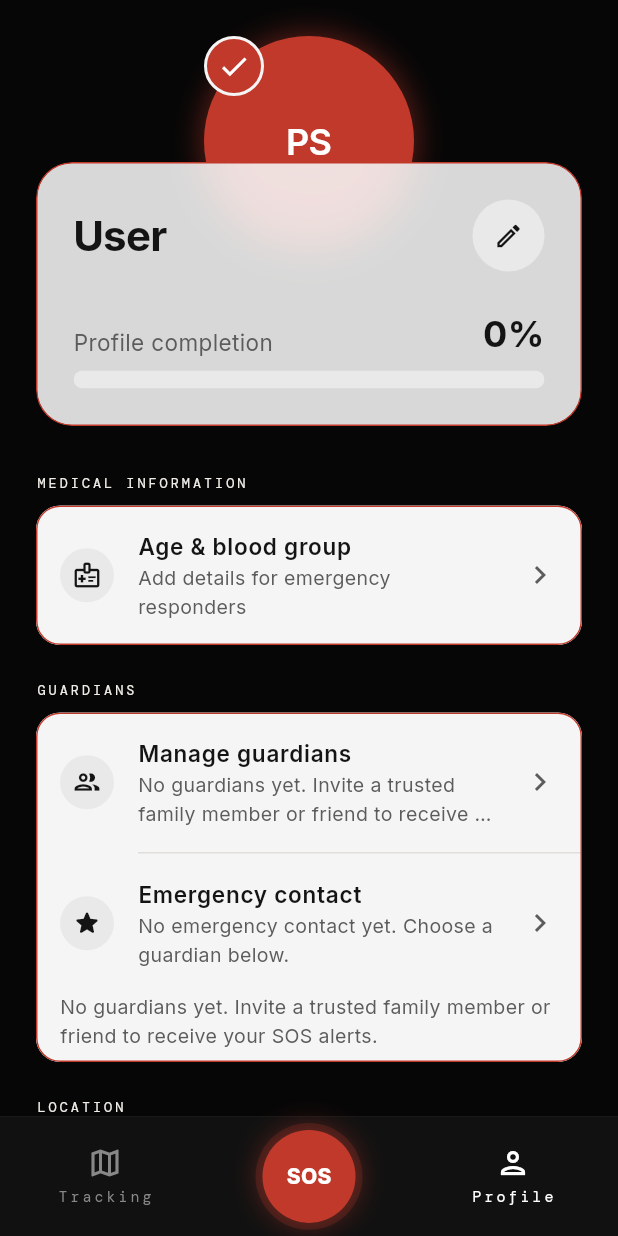
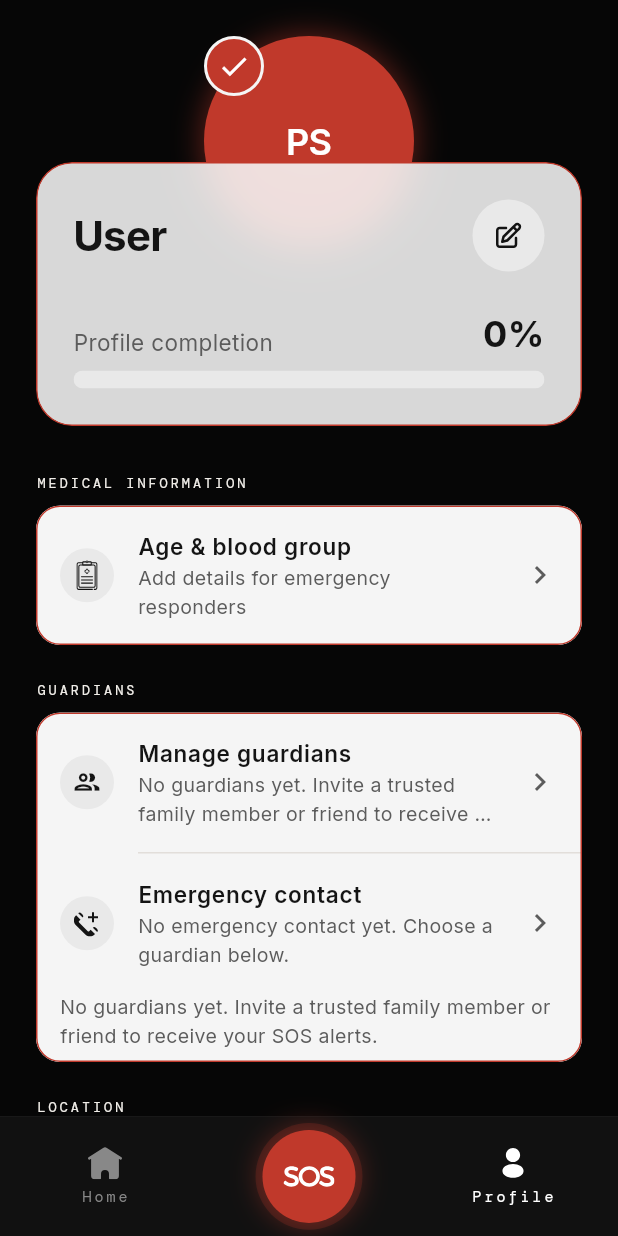
Before and after one commit to ujwalbholan/surakshya-frontend, a Flutter app: the DashboardShell screen opened by its route, item 3 of the bottom bar chosen, on a phone screen of 412 x 824 dp. Run offline on Flutter 3.47's test engine with Material 3 defaults, Android fonts, the phone set to English and light mode, and no system bars; our stand-ins replace battery_plus, flutter_blue_plus, flutter_local_notifications, flutter_map, flutter_riverpod, flutter_secure_storage and 11 more; missing offline and left inert: surakshya; accounts and stored records are empty; network calls fail; statements that could not run were skipped.

Commit message:
feat(app): custom SVG icon set — Home/Profile/SOS nav glyphs and Profile row icons via flutter_svg

```diff
--- a/surakshya-app/lib/features/dashboard/profile/widgets/profile_hero_card.dart
+++ b/surakshya-app/lib/features/dashboard/profile/widgets/profile_hero_card.dart
@@ -4,6 +4,7 @@ import 'dart:io';
 import 'dart:ui' show ImageFilter;
 
 import 'package:flutter/material.dart';
+import 'package:suraksha/widgets/app_svg_icon.dart';
 import 'package:suraksha/features/dashboard/profile/widgets/profile_section_card.dart';
 import 'package:suraksha/models/user_model.dart';
 import 'package:suraksha/theme/suraksha_colors.dart';
@@ -297,11 +298,13 @@ class _EditButton extends StatelessWidget {
           child: const SizedBox(
             width: kProfileEditButtonSize,
             height: kProfileEditButtonSize,
-            child: Icon(
-              Icons.edit_outlined,
-              size: kProfileRowIconSize,
-              color: surakshaOnLight,
-              semanticLabel: 'Edit profile',
+            child: Center(
+              child: AppSvgIcon(
+                AppIcons.edit,
+                size: kProfileRowIconSize,
+                color: surakshaOnLight,
+                semanticLabel: 'Edit profile',
+              ),
             ),
           ),
         ),
--- a/surakshya-app/lib/features/dashboard/profile/widgets/profile_section_card.dart
+++ b/surakshya-app/lib/features/dashboard/profile/widgets/profile_section_card.dart
@@ -4,6 +4,7 @@ import 'package:flutter/material.dart';
 import 'package:suraksha/theme/suraksha_colors.dart';
 import 'package:suraksha/theme/suraksha_spacing.dart';
 import 'package:suraksha/theme/suraksha_typography.dart';
+import 'package:suraksha/widgets/app_svg_icon.dart';
 
 /// Corner radius for Profile section cards (D8: match hero / D1 surface).
 const double kProfileSectionCardRadius = S.radiusLg;
@@ -48,7 +49,8 @@ TextStyle get kProfileRowTitleStyle => SurakshaTypography.dashTitle.copyWith(
     );
 
 /// Subtitle / secondary line for Profile settings rows (dark-on-light, D1-rev).
-TextStyle get kProfileRowSubtitleStyle => SurakshaTypography.dashSubtitle.copyWith(
+TextStyle get kProfileRowSubtitleStyle =>
+    SurakshaTypography.dashSubtitle.copyWith(
       color: surakshaOnLightMuted,
     );
 
@@ -123,6 +125,34 @@ class ProfileRowIcon extends StatelessWidget {
       );
 }
 
+/// [ProfileRowIcon] variant for the custom SVG icon set.
+class ProfileRowSvgIcon extends StatelessWidget {
+  const ProfileRowSvgIcon(
+    this.asset, {
+    super.key,
+    this.color = surakshaOnLight,
+  });
+
+  final String asset;
+  final Color color;
+
+  @override
+  Widget build(BuildContext context) => Container(
+        width: kProfileRowIconCircleSize,
+        height: kProfileRowIconCircleSize,
+        alignment: Alignment.center,
+        decoration: const BoxDecoration(
+          shape: BoxShape.circle,
+          color: surakshaLightSurfaceAlt,
+        ),
+        child: AppSvgIcon(
+          asset,
+          size: kProfileRowIconSize,
+          color: color,
+        ),
+      );
+}
+
 /// Inset hairline between rows inside a [ProfileSettingsCard].
 class ProfileRowDivider extends StatelessWidget {
   const ProfileRowDivider({super.key});
--- a/surakshya-app/lib/features/dashboard/tabs/profile_tab.dart
+++ b/surakshya-app/lib/features/dashboard/tabs/profile_tab.dart
@@ -15,6 +15,7 @@ import 'package:suraksha/models/guardian_models.dart';
 import 'package:suraksha/router/app_routes.dart';
 import 'package:suraksha/services/ble_service.dart';
 import 'package:suraksha/widgets/app_bottom_sheet.dart';
+import 'package:suraksha/widgets/app_svg_icon.dart';
 import 'package:suraksha/theme/suraksha_colors.dart';
 import 'package:suraksha/theme/suraksha_spacing.dart';
 import 'package:suraksha/theme/suraksha_typography.dart';
@@ -70,8 +71,7 @@ class _ProfileTabState extends ConsumerState<ProfileTab> {
                     horizontal: kProfileRowPaddingH,
                     vertical: kProfileRowPaddingV,
                   ),
-                  leading:
-                      const ProfileRowIcon(Icons.medical_information_outlined),
+                  leading: const ProfileRowSvgIcon(AppIcons.ageBloodGroup),
                   title: Text(
                     'Age & blood group',
                     style: kProfileRowTitleStyle,
@@ -126,7 +126,8 @@ class _ProfileTabState extends ConsumerState<ProfileTab> {
                         horizontal: kProfileRowPaddingH,
                         vertical: kProfileRowPaddingV,
                       ),
-                      leading: const ProfileRowIcon(Icons.star_rounded),
+                      leading:
+                          const ProfileRowSvgIcon(AppIcons.emergencyContact),
                       title: Text(
                         CopyConstants.emergencyContactTitle,
                         style: kProfileRowTitleStyle,
@@ -251,7 +252,7 @@ class _ProfileTabState extends ConsumerState<ProfileTab> {
                         horizontal: kProfileRowPaddingH,
                         vertical: kProfileRowPaddingV,
                       ),
-                      leading: const ProfileRowIcon(Icons.watch_outlined),
+                      leading: const ProfileRowSvgIcon(AppIcons.bandStatus),
                       title: Text(
                         'Band status',
                         style: kProfileRowTitleStyle,
@@ -409,8 +410,7 @@ class _ProfileTabState extends ConsumerState<ProfileTab> {
             mainAxisSize: MainAxisSize.min,
             crossAxisAlignment: CrossAxisAlignment.start,
             children: [
-              Text('Medical information',
-                  style: SurakshaTypography.dashTitle),
+              Text('Medical information', style: SurakshaTypography.dashTitle),
               const SizedBox(height: S.xs),
               // Dark bottom sheet: keep the light-on-dark subtitle color.
               Text(
@@ -576,7 +576,12 @@ double _profileCompleteness({
   required bool locationSharing,
   required bool bandConnected,
 }) {
-  final signals = [medicalFilled, guardianLinked, locationSharing, bandConnected];
+  final signals = [
+    medicalFilled,
+    guardianLinked,
+    locationSharing,
+    bandConnected
+  ];
   return signals.where((s) => s).length / signals.length;
 }
 
@@ -640,9 +645,11 @@ class _GuardianProfileRow extends StatelessWidget {
                 ),
               IconButton(
                 tooltip: CopyConstants.editPhoneAction,
-                icon:
-                    const Icon(Icons.edit_outlined, size: kProfileRowIconSize),
-                color: kProfileChevronColor,
+                icon: const AppSvgIcon(
+                  AppIcons.edit,
+                  size: kProfileRowIconSize,
+                  color: kProfileChevronColor,
+                ),
                 onPressed: onEdit,
               ),
             ],
--- a/surakshya-app/lib/features/dashboard/tracking/widgets/dashboard_bottom_nav.dart
+++ b/surakshya-app/lib/features/dashboard/tracking/widgets/dashboard_bottom_nav.dart
@@ -6,6 +6,13 @@ import 'package:suraksha/features/dashboard/dashboard_provider.dart';
 import 'package:suraksha/theme/suraksha_colors.dart';
 import 'package:suraksha/theme/suraksha_spacing.dart';
 import 'package:suraksha/theme/suraksha_typography.dart';
+import 'package:suraksha/widgets/app_svg_icon.dart';
+
+/// Nav item glyph size (matches the previous Material icon size).
+const double kNavIconSize = 24;
+
+/// Width of the SOS wordmark glyph inside the crimson circle.
+const double kSosNavGlyphWidth = 34;
 
 class DashboardBottomNav extends StatelessWidget {
   const DashboardBottomNav({
@@ -34,14 +41,15 @@ class DashboardBottomNav extends StatelessWidget {
       height: S.bottomNavHeight,
       decoration: BoxDecoration(
         color: navColor,
-        border: const Border(top: BorderSide(color: dashboardBorder, width: 0.5)),
+        border:
+            const Border(top: BorderSide(color: dashboardBorder, width: 0.5)),
       ),
       child: Row(
         mainAxisAlignment: MainAxisAlignment.spaceAround,
         children: [
           _NavItem(
-            icon: Icons.map_outlined,
-            label: CopyConstants.tracking,
+            asset: AppIcons.home,
+            label: CopyConstants.home,
             active: currentTab == DashboardTab.tracking,
             onTap: () => onTabChanged(DashboardTab.tracking),
           ),
@@ -50,7 +58,7 @@ class DashboardBottomNav extends StatelessWidget {
             onTap: () => onTabChanged(DashboardTab.sos),
           ),
           _NavItem(
-            icon: Icons.person_outlined,
+            asset: AppIcons.profile,
             label: CopyConstants.profile,
             active: currentTab == DashboardTab.profile,
             onTap: () => onTabChanged(DashboardTab.profile),
@@ -63,13 +71,13 @@ class DashboardBottomNav extends StatelessWidget {
 
 class _NavItem extends StatelessWidget {
   const _NavItem({
-    required this.icon,
+    required this.asset,
     required this.label,
     required this.active,
     required this.onTap,
   });
 
-  final IconData icon;
+  final String asset;
   final String label;
   final bool active;
   final VoidCallback onTap;
@@ -83,10 +91,11 @@ class _NavItem extends StatelessWidget {
           child: Column(
             mainAxisAlignment: MainAxisAlignment.center,
             children: [
-              Icon(
-                icon,
+              AppSvgIcon(
+                asset,
                 color: active ? surakshaForeground : surakshaMuted,
-                size: 24,
+                size: kNavIconSize,
+                semanticLabel: label,
               ),
               const SizedBox(height: 4),
               Text(
@@ -179,14 +188,12 @@ class _SosNavButtonState extends State<_SosNavButton>
                       ),
                     ],
                   ),
-                  child: Center(
-                    child: Text(
-                      CopyConstants.sos,
-                      style: SurakshaTypography.dashTitle.copyWith(
-                        color: surakshaForeground,
-                        fontWeight: FontWeight.w800,
-                        fontSize: 14,
-                      ),
+                  child: const Center(
+                    child: AppSvgIcon(
+                      AppIcons.sos,
+                      size: kSosNavGlyphWidth,
+                      color: surakshaForeground,
+                      semanticLabel: CopyConstants.sos,
                     ),
                   ),
                 ),
--- /dev/null
+++ b/surakshya-app/lib/widgets/app_svg_icon.dart
@@ -0,0 +1,43 @@
+library app_svg_icon;
+
+import 'package:flutter/material.dart';
+import 'package:flutter_svg/flutter_svg.dart';
+
+/// Asset paths for the custom SVG icon set.
+class AppIcons {
+  AppIcons._();
+
+  static const String home = 'assets/icons/home.svg';
+  static const String profile = 'assets/icons/profile.svg';
+  static const String sos = 'assets/icons/sos.svg';
+  static const String edit = 'assets/icons/edit.svg';
+  static const String ageBloodGroup = 'assets/icons/age_blood_group.svg';
+  static const String emergencyContact = 'assets/icons/emergency_contact.svg';
+  static const String bandStatus = 'assets/icons/band_status.svg';
+}
+
+/// Renders an SVG asset tinted to [color], sized like a Material [Icon].
+class AppSvgIcon extends StatelessWidget {
+  const AppSvgIcon(
+    this.asset, {
+    super.key,
+    required this.size,
+    required this.color,
+    this.semanticLabel,
+  });
+
+  final String asset;
+  final double size;
+  final Color color;
+  final String? semanticLabel;
+
+  @override
+  Widget build(BuildContext context) => SvgPicture.asset(
+        asset,
+        width: size,
+        height: size,
+        fit: BoxFit.contain,
+        colorFilter: ColorFilter.mode(color, BlendMode.srcIn),
+        semanticsLabel: semanticLabel,
+      );
+}
--- a/surakshya-app/pubspec.yaml
+++ b/surakshya-app/pubspec.yaml
@@ -35,6 +35,7 @@ dependencies:
   flutter_map: ^8.3.0
   latlong2: ^0.9.1
   socket_io_client: ^3.1.6
+  flutter_svg: ^2.3.0
 
 dev_dependencies:
   flutter_test:
@@ -46,3 +47,4 @@ flutter:
   assets:
     - assets/images/
     - assets/images/avatars/
+    - assets/icons/
```
Also changed, not shown: surakshya-app/assets/icons/age_blood_group.svg (added), surakshya-app/assets/icons/band_status.svg (added), surakshya-app/assets/icons/edit.svg (added), surakshya-app/assets/icons/emergency_contact.svg (added), surakshya-app/assets/icons/home.svg (added), surakshya-app/assets/icons/profile.svg (added), surakshya-app/assets/icons/sos.svg (added), surakshya-app/pubspec.lock.
